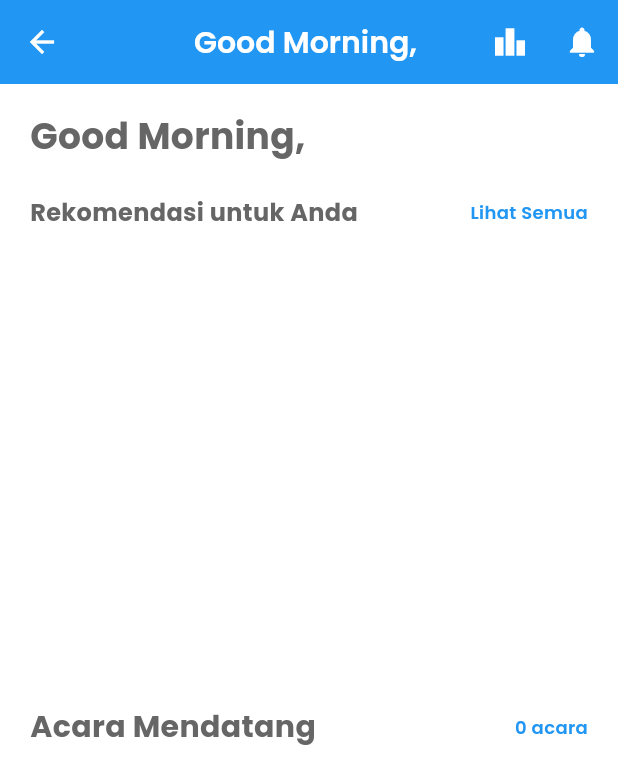
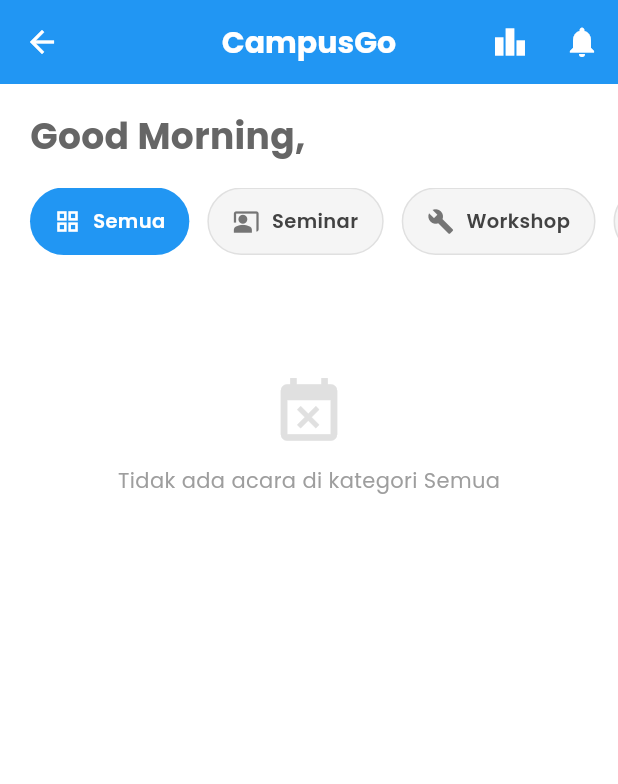
Before and after one commit to Muzakiiii/campusapp, a Flutter app: the HomeScreen screen opened directly, on a phone screen of 412 x 824 dp. Shown: the top 784 px of the screen. Run offline on Flutter 3.47's test engine with Material 3 defaults, Android fonts, the phone set to English and light mode, and no system bars; our stand-ins replace cloud_firestore, firebase_auth, firebase_core, image_picker; accounts and stored records are empty; project files that could hold a hidden picture were left out.

Commit message:
FIX Kategori dan Event

```diff
--- a/lib/features/admin/presentation/screens/admin_dashboard_screen.dart
+++ b/lib/features/admin/presentation/screens/admin_dashboard_screen.dart
@@ -321,7 +321,7 @@ class _AdminDashboardScreenState extends State<AdminDashboardScreen> {
           childAspectRatio: 1.2,
           children: [
             StatsCard(
-              title: 'Menunggu Verifikasi',
+              title: 'Menunggu Verif',
               value: '${_stats['pendingPayments']}',
               icon: Icons.pending_actions,
               color: AppColors.warning,
--- a/lib/features/home/presentation/screens/home_screen.dart
+++ b/lib/features/home/presentation/screens/home_screen.dart
@@ -20,10 +20,24 @@ class HomeScreen extends StatefulWidget {
 
 class _HomeScreenState extends State<HomeScreen> {
   bool _showAllEvents = false;
+  String _selectedCategory = 'Semua'; // Default filter
   final ScrollController _scrollController = ScrollController();
   final EventRepository _eventRepository = EventRepository();
   final FirebaseAuth _auth = FirebaseAuth.instance;
   final FirebaseFirestore _firestore = FirebaseFirestore.instance;
+
+  // ==========================================
+  // 1. UPDATE DAFTAR KATEGORI
+  // ==========================================
+  final List<Map<String, dynamic>> _categories = [
+    {'label': 'Semua', 'icon': Icons.grid_view},
+    {'label': 'Seminar', 'icon': Icons.co_present},     // Ikon Presentasi
+    {'label': 'Workshop', 'icon': Icons.build},         // Ikon Tools/Praktek
+    {'label': 'Webinar', 'icon': Icons.laptop_mac},     // Ikon Laptop/Online
+    {'label': 'Pelatihan', 'icon': Icons.model_training}, // Ikon Training
+    {'label': 'Lomba', 'icon': Icons.emoji_events},     // Ikon Piala
+    {'label': 'Lainnya', 'icon': Icons.more_horiz},     // Ikon Lainnya
+  ];
 
   @override
   void dispose() {
@@ -57,7 +71,8 @@ class _HomeScreenState extends State<HomeScreen> {
             if (userSnapshot.hasData &&
                 userSnapshot.data != null &&
                 userSnapshot.data!.exists) {
-              final userData = userSnapshot.data!.data() as Map<String, dynamic>?;
+              final userData =
+                  userSnapshot.data!.data() as Map<String, dynamic>?;
               if (userData != null && userData.containsKey('name')) {
                 userName = userData['name'] ?? 'User';
               }
@@ -70,27 +85,71 @@ class _HomeScreenState extends State<HomeScreen> {
                   return const Center(child: CircularProgressIndicator());
                 }
 
-                final allEvents = snapshot.data ?? [];
-                final upcomingEvents = allEvents
+                final allEventsRaw = snapshot.data ?? [];
+
+                // Filter Logic
+                final filteredEvents = _selectedCategory == 'Semua'
+                    ? allEventsRaw
+                    : allEventsRaw
+                        .where((e) => e.kategori == _selectedCategory)
+                        .toList();
+
+                final upcomingEvents = filteredEvents
                     .where((e) => e.tanggal.isAfter(DateTime.now()))
                     .toList();
 
                 return SingleChildScrollView(
                   controller: _scrollController,
                   padding: EdgeInsets.only(
-                    left: 20,
-                    right: 20,
                     top: isSmallScreen ? 10 : 20,
                     bottom: 20,
                   ),
                   child: Column(
                     crossAxisAlignment: CrossAxisAlignment.start,
                     children: [
-                      _buildGreetingSection(greeting, userName),
+                      Padding(
+                        padding: const EdgeInsets.symmetric(horizontal: 20),
+                        child: _buildGreetingSection(greeting, userName),
+                      ),
+
+                      const SizedBox(height: 20),
+
+                      _buildCategoryFilter(),
+
+                      const SizedBox(height: 20),
+
+                      if (filteredEvents.isEmpty)
+                        Container(
+                          height: 200,
+                          alignment: Alignment.center,
+                          child: Column(
+                            mainAxisAlignment: MainAxisAlignment.center,
+                            children: [
+                              Icon(Icons.event_busy,
+                                  size: 50, color: Colors.grey.shade300),
+                              const SizedBox(height: 10),
+                              Text(
+                                "Tidak ada acara di kategori $_selectedCategory",
+                                style: TextStyle(color: Colors.grey.shade500),
+                              ),
+                            ],
+                          ),
+                        )
+                      else ...[
+                        Padding(
+                          padding: const EdgeInsets.symmetric(horizontal: 20),
+                          child: _buildRecommendedEventsSection(
+                              isSmallScreen, filteredEvents),
+                        ),
+
                         const SizedBox(height: 25),
-                      _buildRecommendedEventsSection(isSmallScreen, allEvents),
-                      const SizedBox(height: 25),
-                      _buildUpcomingEventsSection(isSmallScreen, upcomingEvents),
+
+                        Padding(
+                          padding: const EdgeInsets.symmetric(horizontal: 20),
+                          child: _buildUpcomingEventsSection(
+                              isSmallScreen, upcomingEvents),
+                        ),
+                      ],
                     ],
                   ),
                 );
@@ -102,12 +161,69 @@ class _HomeScreenState extends State<HomeScreen> {
     );
   }
 
+  Widget _buildCategoryFilter() {
+    return SizedBox(
+      height: 45,
+      child: ListView.builder(
+        scrollDirection: Axis.horizontal,
+        padding: const EdgeInsets.symmetric(horizontal: 20),
+        itemCount: _categories.length,
+        itemBuilder: (context, index) {
+          final category = _categories[index];
+          final isSelected = _selectedCategory == category['label'];
+
+          return Padding(
+            padding: const EdgeInsets.only(right: 12),
+            child: InkWell(
+              onTap: () {
+                setState(() {
+                  _selectedCategory = category['label'];
+                });
+              },
+              borderRadius: BorderRadius.circular(20),
+              child: AnimatedContainer(
+                duration: const Duration(milliseconds: 200),
+                padding: const EdgeInsets.symmetric(horizontal: 16, vertical: 8),
+                decoration: BoxDecoration(
+                  color: isSelected ? AppColors.primary : Colors.grey.shade100,
+                  borderRadius: BorderRadius.circular(25),
+                  border: isSelected
+                      ? null
+                      : Border.all(color: Colors.grey.shade300),
+                ),
+                child: Row(
+                  children: [
+                    Icon(
+                      category['icon'],
+                      size: 18,
+                      color: isSelected ? Colors.white : Colors.grey.shade600,
+                    ),
+                    const SizedBox(width: 8),
+                    Text(
+                      category['label'],
+                      style: TextStyle(
+                        color: isSelected ? Colors.white : Colors.grey.shade800,
+                        fontWeight: FontWeight.w600,
+                        fontSize: 13,
+                      ),
+                    ),
+                  ],
+                ),
+              ),
+            ),
+          );
+        },
+      ),
+    );
+  }
+
   Widget _buildRecommendedEventsSection(
     bool isSmallScreen,
-    List<EventModel> allEvents,
+    List<EventModel> events,
   ) {
-    final recommendedEvents =
-        _showAllEvents ? allEvents : allEvents.take(4).toList();
+    final recommendedEvents = (_selectedCategory != 'Semua' || _showAllEvents)
+        ? events
+        : events.take(4).toList();
 
     return Column(
       crossAxisAlignment: CrossAxisAlignment.start,
@@ -115,10 +231,13 @@ class _HomeScreenState extends State<HomeScreen> {
         Row(
           mainAxisAlignment: MainAxisAlignment.spaceBetween,
           children: [
-            const Text(
-              'Rekomendasi untuk Anda',
-              style: TextStyle(fontSize: 16, fontWeight: FontWeight.w700),
+            Text(
+              _selectedCategory == 'Semua'
+                  ? 'Rekomendasi untuk Anda'
+                  : 'Kategori: $_selectedCategory',
+              style: const TextStyle(fontSize: 16, fontWeight: FontWeight.w700),
             ),
+            if (_selectedCategory == 'Semua')
               InkWell(
                 onTap: () {
                   setState(() => _showAllEvents = !_showAllEvents);
@@ -136,7 +255,7 @@ class _HomeScreenState extends State<HomeScreen> {
         ),
         const SizedBox(height: 12),
         SizedBox(
-          height: 280, // DIPERBESAR LAGI dari 260 ke 280
+          height: 280,
           child: ListView.builder(
             scrollDirection: Axis.horizontal,
             itemCount: recommendedEvents.length,
@@ -160,8 +279,9 @@ class _HomeScreenState extends State<HomeScreen> {
     bool isSmallScreen,
     List<EventModel> upcomingEvents,
   ) {
-    final visibleEvents =
-        _showAllEvents ? upcomingEvents : upcomingEvents.take(3).toList();
+    final visibleEvents = (_selectedCategory != 'Semua' || _showAllEvents)
+        ? upcomingEvents
+        : upcomingEvents.take(3).toList();
 
     return Column(
       crossAxisAlignment: CrossAxisAlignment.start,
@@ -202,23 +322,30 @@ class _HomeScreenState extends State<HomeScreen> {
       width: 180,
       child: Card(
         elevation: 2,
+        // Tambahkan clipBehavior agar efek riak air (ripple) tidak keluar dari radius card
+        clipBehavior: Clip.antiAlias,
         shape: RoundedRectangleBorder(
           borderRadius: BorderRadius.circular(12),
         ),
         margin: EdgeInsets.zero,
+        // Bungkus Column dengan InkWell untuk mendeteksi klik pada seluruh kartu
+        child: InkWell(
+          onTap: () {
+            // Aksi navigasi ke halaman pendaftaran saat kartu diklik
+            _navigateToEventRegistration(context, event);
+          },
           child: Column(
             crossAxisAlignment: CrossAxisAlignment.start,
             mainAxisSize: MainAxisSize.min,
             children: [
-            // Bagian gambar dengan fixed height
               ClipRRect(
-              borderRadius: const BorderRadius.vertical(
-                top: Radius.circular(12),
-              ),
+                // Hapus top radius di sini karena clipBehavior card sudah menangani semuanya,
+                // tapi dibiarkan juga tidak masalah.
+                borderRadius: const BorderRadius.vertical(top: Radius.circular(12)),
                 child: Container(
-                height: 140, // DIPERBESAR dari 130 ke 140
+                  height: 140,
                   width: double.infinity,
-                color: event.categoryColor.withOpacity(0.8),
+                  color: _getCategoryColor(event.kategori).withOpacity(0.8),
                   child: Stack(
                     children: [
                       if (event.posterUrl.isNotEmpty)
@@ -227,20 +354,8 @@ class _HomeScreenState extends State<HomeScreen> {
                           width: double.infinity,
                           height: double.infinity,
                           fit: BoxFit.cover,
-                        loadingBuilder: (context, child, loadingProgress) {
-                          if (loadingProgress == null) return child;
-                          return Center(
-                            child: CircularProgressIndicator(
-                              value: loadingProgress.expectedTotalBytes != null
-                                  ? loadingProgress.cumulativeBytesLoaded /
-                                      loadingProgress.expectedTotalBytes!
-                                  : null,
-                            ),
-                          );
-                        },
-                        errorBuilder: (context, error, stackTrace) {
-                          return _buildDefaultEventIcon(event);
-                        },
+                          errorBuilder: (context, error, stackTrace) =>
+                              _buildDefaultEventIcon(event),
                         )
                       else
                         _buildDefaultEventIcon(event),
@@ -261,6 +376,7 @@ class _HomeScreenState extends State<HomeScreen> {
                               size: 20,
                             ),
                             onPressed: () async {
+                              // Tombol bookmark tetap berfungsi terpisah
                               await _eventRepository.toggleBookmark(
                                 event.id,
                                 event.isBookmarked,
@@ -273,14 +389,12 @@ class _HomeScreenState extends State<HomeScreen> {
                   ),
                 ),
               ),
-            // Bagian konten - DIKURANGI KONTENNYA
               Padding(
                 padding: const EdgeInsets.all(12),
                 child: Column(
                   crossAxisAlignment: CrossAxisAlignment.start,
                   mainAxisSize: MainAxisSize.min,
                   children: [
-                  // Judul saja, tanpa batasan maxLines yang ketat
                     Text(
                       event.judul,
                       maxLines: 2,
@@ -288,57 +402,44 @@ class _HomeScreenState extends State<HomeScreen> {
                       style: const TextStyle(
                         fontWeight: FontWeight.w600,
                         fontSize: 14,
-                      height: 1.2, // DIKECILKAN dari 1.3
+                        height: 1.2,
                       ),
                     ),
-
                     const SizedBox(height: 8),
-
-                  // Hanya Kategori dan Lokasi
                     Row(
                       children: [
-                      // Kategori
                         Container(
                           padding: const EdgeInsets.symmetric(
-                          horizontal: 8,
-                          vertical: 3,
-                        ),
+                              horizontal: 8, vertical: 3),
                           decoration: BoxDecoration(
-                          color: AppColors.primary.withOpacity(0.1),
+                            color: _getCategoryColor(event.kategori)
+                                .withOpacity(0.1),
                             borderRadius: BorderRadius.circular(6),
                           ),
                           child: Text(
                             event.kategori,
                             style: TextStyle(
-                            fontSize: 10, // DIKECILKAN
-                            color: AppColors.primary,
+                              fontSize: 10,
+                              color: _getCategoryColor(event.kategori),
                               fontWeight: FontWeight.w500,
                             ),
                           ),
                         ),
                         const SizedBox(width: 8),
-
-                      // Status Harga
                         Text(
                           event.isGratis ? 'Gratis' : 'Berbayar',
                           style: TextStyle(
-                          fontSize: 10, // DIKECILKAN
+                            fontSize: 10,
                             color: event.isGratis ? Colors.green : Colors.orange,
                           ),
                         ),
                       ],
                     ),
-
                     const SizedBox(height: 8),
-
-                  // Lokasi saja
                     Row(
                       children: [
-                      Icon(
-                        Icons.location_on,
-                        size: 12,
-                        color: Colors.grey.shade600,
-                      ),
+                        Icon(Icons.location_on,
+                            size: 12, color: Colors.grey.shade600),
                         const SizedBox(width: 4),
                         Expanded(
                           child: Text(
@@ -353,12 +454,11 @@ class _HomeScreenState extends State<HomeScreen> {
                         ),
                       ],
                     ),
-
-                  // HAPUS WAKTU untuk menghemat ruang
                   ],
                 ),
               ),
             ],
+          ),
         ),
       ),
     );
@@ -368,10 +468,10 @@ class _HomeScreenState extends State<HomeScreen> {
     return Container(
       width: double.infinity,
       height: double.infinity,
-      color: event.categoryColor.withOpacity(0.8),
+      color: _getCategoryColor(event.kategori).withOpacity(0.8),
       child: Center(
         child: Icon(
-          event.categoryIcon,
+          _getCategoryIcon(event.kategori),
           size: 40,
           color: Colors.white.withOpacity(0.3),
         ),
@@ -380,6 +480,9 @@ class _HomeScreenState extends State<HomeScreen> {
   }
 
   Widget _buildUpcomingTile(EventModel event) {
+    Color categoryColor = _getCategoryColor(event.kategori);
+    IconData categoryIcon = _getCategoryIcon(event.kategori);
+
     return Card(
       elevation: 1,
       shape: RoundedRectangleBorder(
@@ -392,7 +495,6 @@ class _HomeScreenState extends State<HomeScreen> {
         child: Column(
           crossAxisAlignment: CrossAxisAlignment.start,
           children: [
-            // Judul
             Text(
               event.judul,
               maxLines: 2,
@@ -403,17 +505,11 @@ class _HomeScreenState extends State<HomeScreen> {
                 height: 1.3,
               ),
             ),
-
             const SizedBox(height: 12),
-
-            // Info dasar: Tanggal & Lokasi saja
             Row(
               children: [
-                Icon(
-                  Icons.calendar_today,
-                  size: 14,
-                  color: Colors.grey.shade600,
-                ),
+                Icon(Icons.calendar_today,
+                    size: 14, color: Colors.grey.shade600),
                 const SizedBox(width: 8),
                 Expanded(
                   child: Text(
@@ -421,9 +517,7 @@ class _HomeScreenState extends State<HomeScreen> {
                     maxLines: 1,
                     overflow: TextOverflow.ellipsis,
                     style: TextStyle(
-                      fontSize: 13,
-                      color: Colors.grey.shade700,
-                    ),
+                        fontSize: 13, color: Colors.grey.shade700),
                   ),
                 ),
               ],
@@ -431,11 +525,8 @@ class _HomeScreenState extends State<HomeScreen> {
             const SizedBox(height: 6),
             Row(
               children: [
-                Icon(
-                  Icons.location_on,
-                  size: 14,
-                  color: Colors.grey.shade600,
-                ),
+                Icon(Icons.location_on,
+                    size: 14, color: Colors.grey.shade600),
                 const SizedBox(width: 8),
                 Expanded(
                   child: Text(
@@ -443,45 +534,40 @@ class _HomeScreenState extends State<HomeScreen> {
                     maxLines: 1,
                     overflow: TextOverflow.ellipsis,
                     style: TextStyle(
-                      fontSize: 13,
-                      color: Colors.grey.shade700,
-                    ),
+                        fontSize: 13, color: Colors.grey.shade700),
                   ),
                 ),
               ],
             ),
-
-            // Kategori dan Status - dalam satu baris
             const SizedBox(height: 12),
             Row(
               children: [
-                // Kategori
                 Container(
                   padding: const EdgeInsets.symmetric(
-                    horizontal: 10,
-                    vertical: 5,
-                  ),
+                      horizontal: 10, vertical: 5),
                   decoration: BoxDecoration(
-                    color: AppColors.primary.withOpacity(0.1),
+                    color: categoryColor.withOpacity(0.1),
                     borderRadius: BorderRadius.circular(8),
                   ),
-                  child: Text(
+                  child: Row(
+                    children: [
+                      Icon(categoryIcon, size: 12, color: categoryColor),
+                      const SizedBox(width: 4),
+                      Text(
                         event.kategori,
                         style: TextStyle(
                           fontSize: 12,
-                      color: AppColors.primary,
+                          color: categoryColor,
                           fontWeight: FontWeight.w500,
                         ),
                       ),
+                    ],
+                  ),
                 ),
                 const SizedBox(width: 8),
-
-                // Status Harga
                 Container(
                   padding: const EdgeInsets.symmetric(
-                    horizontal: 10,
-                    vertical: 5,
-                  ),
+                      horizontal: 10, vertical: 5),
                   decoration: BoxDecoration(
                     color: event.isGratis
                         ? Colors.green.withOpacity(0.1)
@@ -499,8 +585,6 @@ class _HomeScreenState extends State<HomeScreen> {
                 ),
               ],
             ),
-
-            // Button Daftar
             const SizedBox(height: 16),
             SizedBox(
               width: double.infinity,
@@ -509,7 +593,8 @@ class _HomeScreenState extends State<HomeScreen> {
                   _navigateToEventRegistration(context, event);
                 },
                 style: ElevatedButton.styleFrom(
-                  backgroundColor: AppColors.primary,
+                  backgroundColor: Colors.blue,
+                  foregroundColor: Colors.white,
                   padding: const EdgeInsets.symmetric(vertical: 12),
                   shape: RoundedRectangleBorder(
                     borderRadius: BorderRadius.circular(8),
@@ -530,10 +615,7 @@ class _HomeScreenState extends State<HomeScreen> {
     );
   }
 
-  void _navigateToEventRegistration(
-    BuildContext context,
-    EventModel event,
-  ) {
+  void _navigateToEventRegistration(BuildContext context, EventModel event) {
     Navigator.push(
       context,
       MaterialPageRoute(
@@ -555,25 +637,20 @@ class _HomeScreenState extends State<HomeScreen> {
  PreferredSizeWidget _buildHeader(
       BuildContext context, String greeting, User? currentUser) {
     return AppBar(
-      title: StreamBuilder<DocumentSnapshot>(
-        stream: currentUser != null
-            ? _firestore.collection('users').doc(currentUser.uid).snapshots()
-            : null,
-        builder: (context, snapshot) {
-          String userName = 'User';
+      // ==========================================
+      // MODIFIKASI: MENGHILANGKAN SAPAAN DI APPBAR
+      // ==========================================
+      // Kita mengganti StreamBuilder yang memuat sapaan dengan Text statis.
+      // Sapaan personal (Good morning, User) tetap ada di bagian body.
+      title: const Text(
+        'CampusGo', // Ganti dengan nama aplikasimu atau 'Beranda'
+        style: TextStyle(
+          fontWeight: FontWeight.bold,
+          fontSize: 20,
+        ),
+      ),
+      // ==========================================
 
-          if (snapshot.hasData &&
-              snapshot.data != null &&
-              snapshot.data!.exists) {
-            final userData = snapshot.data!.data() as Map<String, dynamic>?;
-            if (userData != null && userData.containsKey('name')) {
-              userName = userData['name'] ?? 'User';
-            }
-          }
-
-          return Text('$greeting, $userName');
-        },
-      ),
       actions: [
         IconButton(
           icon: const Icon(Icons.leaderboard),
@@ -615,4 +692,34 @@ class _HomeScreenState extends State<HomeScreen> {
       ),
     );
   }
+
+  // ==========================================
+  // 2. UPDATE HELPER WARNA
+  // ==========================================
+  Color _getCategoryColor(String category) {
+    switch (category) {
+      case 'Seminar': return Colors.blue;
+      case 'Workshop': return Colors.orange;
+      case 'Webinar': return Colors.teal;
+      case 'Pelatihan': return Colors.green;
+      case 'Lomba': return Colors.amber;
+      case 'Lainnya': return Colors.purple;
+      default: return AppColors.primary;
     }
+  }
+
+  // ==========================================
+  // 3. UPDATE HELPER ICON
+  // ==========================================
+  IconData _getCategoryIcon(String category) {
+    switch (category) {
+      case 'Seminar': return Icons.co_present;
+      case 'Workshop': return Icons.build;
+      case 'Webinar': return Icons.laptop_mac;
+      case 'Pelatihan': return Icons.model_training;
+      case 'Lomba': return Icons.emoji_events;
+      case 'Lainnya': return Icons.more_horiz;
+      default: return Icons.event;
+    }
+  }
+}
```
Lines whose indentation alone changed are shown as unchanged.
